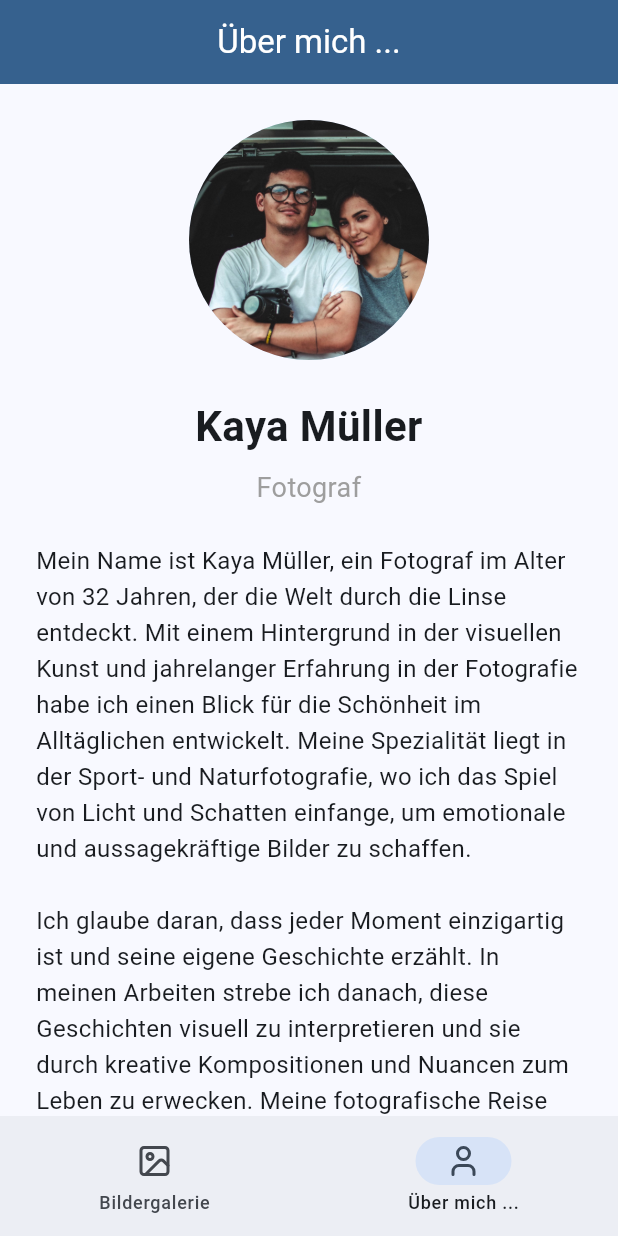
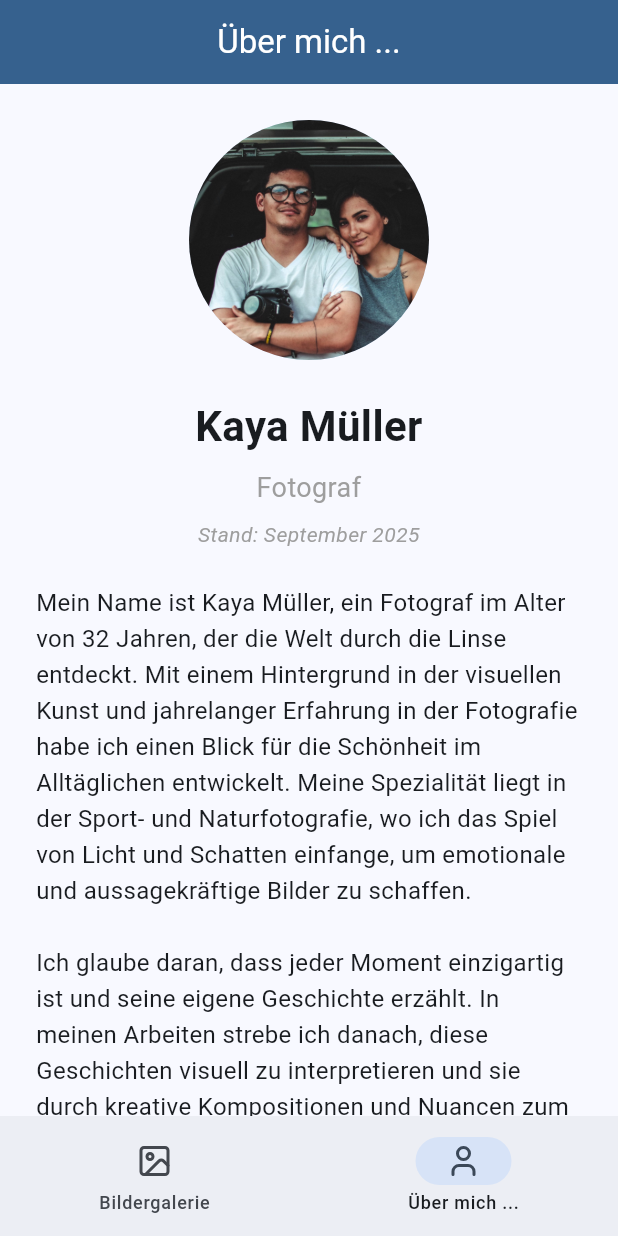
Before and after one commit to haregx/project_kw39, a Flutter app: the screen it shows after launch, item 2 of the bottom bar chosen, on a phone screen of 412 x 824 dp. Run offline on Flutter 3.47's test engine with Material 3 defaults, Android fonts, the light colour scheme and no system bars; our stand-ins replace go_router, lucide_icons.

Commit message:
ChangeLog added

```diff
--- a/lib/screens/aboutme.dart
+++ b/lib/screens/aboutme.dart
@@ -88,6 +88,17 @@ class _AboutMePageState extends State<AboutMePage> {
                                   ),
                                   textAlign: TextAlign.center,
                                 ),
+                                const SizedBox(height: 8),
+                                // Datum
+                                const Text(
+                                  'Stand: September 2025',
+                                  style: TextStyle(
+                                    fontSize: 14,
+                                    color: Colors.grey,
+                                    fontStyle: FontStyle.italic,
+                                  ),
+                                  textAlign: TextAlign.center,
+                                ),
                                 const SizedBox(height: 24),
                                 // Beschreibung
                                 const Text(
```
Also changed, not shown: 1 other file.
